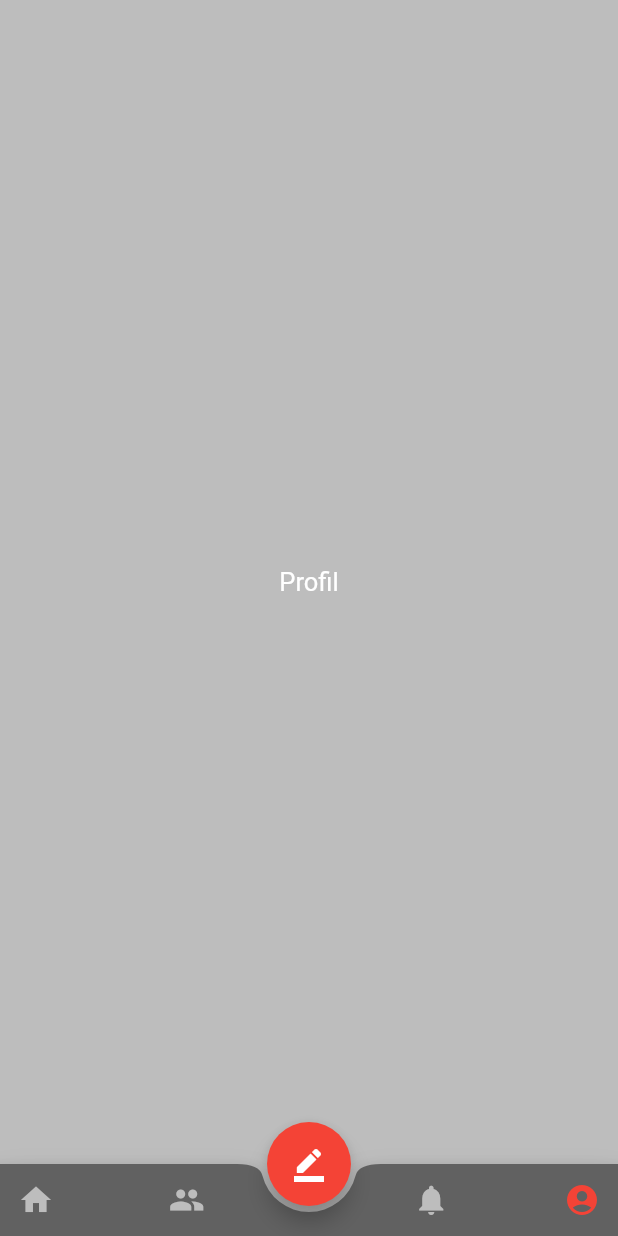
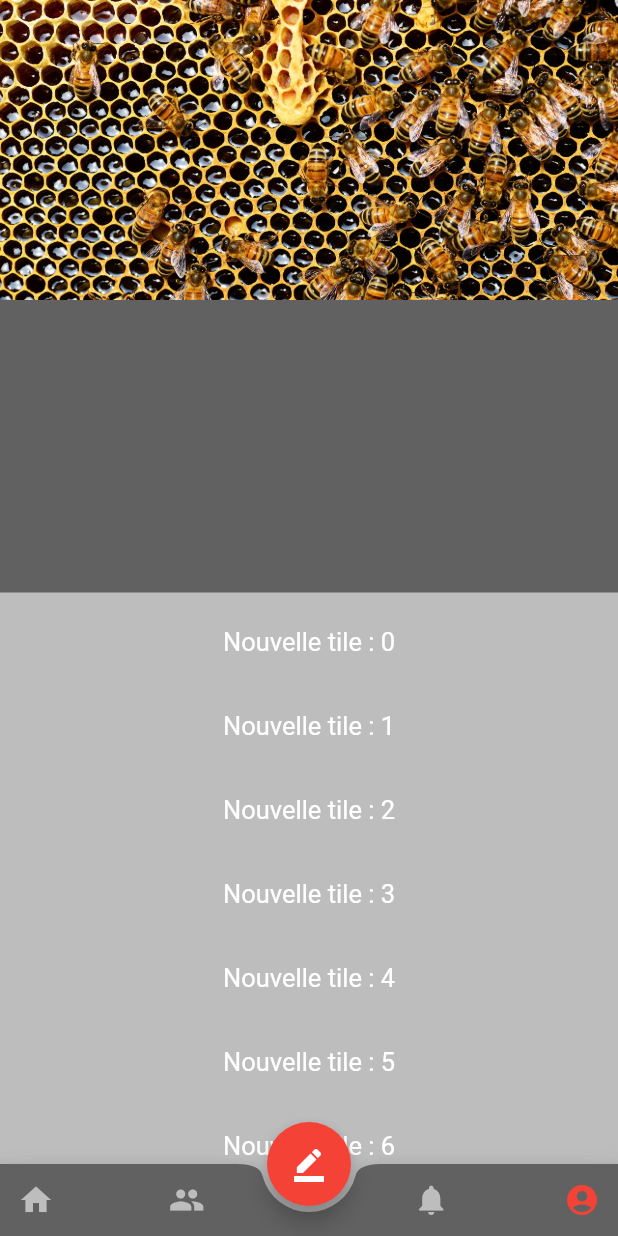
Before and after one commit to yourimukaz/FlutteSocial, a Flutter app: the screen it shows once a user with an empty profile is signed in, item 4 of the bottom bar chosen, on a phone screen of 412 x 824 dp. Run offline on Flutter 3.47's test engine with Material 2 defaults, Android fonts, the phone set to English and light mode, and no system bars; our stand-ins replace cloud_firestore, firebase_auth, firebase_core, firebase_storage, image_picker; accounts and stored records are empty.

Commit message:
sliver configuration

```diff
--- a/lib/controller/main_app_controller.dart
+++ b/lib/controller/main_app_controller.dart
@@ -103,7 +103,7 @@ class _MainAppControllerState extends State<MainAppController> {
       case 2:
         return NotifPage();
       default:
-        return ProfilPage();
+        return ProfilPage(me);
     }
   }
 }
--- a/lib/util/fire_helper.dart
+++ b/lib/util/fire_helper.dart
@@ -45,6 +45,10 @@ class FireHelper {
 
   final fire_user = data_instance.collection("users");
 
+  Stream<QuerySnapshot> postsFrom(String uid) {
+    return fire_user.doc(uid).collection("posts").snapshots();
+  }
+
   addUser(String uid, Map<String, dynamic> map) {
     fire_user.doc(uid).set(map);
   }
--- a/lib/view/pages/profil_page.dart
+++ b/lib/view/pages/profil_page.dart
@@ -1,16 +1,77 @@
+import 'package:cloud_firestore/cloud_firestore.dart';
 import 'package:flutter/material.dart';
+import 'package:fluttersocial/delegate/header_delegate.dart';
+import 'package:fluttersocial/models/user.dart';
+import 'package:fluttersocial/util/fire_helper.dart';
 import 'package:fluttersocial/view/my_material.dart';
 
 class ProfilPage extends StatefulWidget {
+  final User user;
+  ProfilPage(this.user);
+
   @override
   _ProfilPageState createState() => _ProfilPageState();
 }
 
 class _ProfilPageState extends State<ProfilPage> {
+  bool _isMe = false;
+  ScrollController _controller;
+  double expanded = 200.0;
+  bool get _showTile {
+    return _controller.hasClients &&
+        _controller.offset > expanded - kToolbarHeight;
+  }
+
+  @override
+  void initState() {
+    _isMe = (widget.user.uid == me.uid);
+    super.initState();
+    _controller = ScrollController();
+  }
+
+  @override
+  void dispose() {
+    _controller.dispose();
+    super.dispose();
+  }
+
   @override
   Widget build(BuildContext context) {
-    return Center(
-      child: MyText("Profil"),
-    );
+    return StreamBuilder<QuerySnapshot>(
+        stream: FireHelper().postsFrom(widget.user.uid),
+        builder: (BuildContext context, AsyncSnapshot<QuerySnapshot> snapshot) {
+          if (!snapshot.hasData) {
+            return LoadingCenter();
+          } else {
+            List<DocumentSnapshot> document = snapshot.data.docs;
+            return CustomScrollView(
+              controller: _controller,
+              slivers: [
+                SliverAppBar(
+                  pinned: true,
+                  expandedHeight: expanded,
+                  actions: [],
+                  flexibleSpace: FlexibleSpaceBar(
+                    title: MyText(widget.user.name),
+                    background: Container(
+                      decoration: BoxDecoration(
+                          image: DecorationImage(
+                              image: profileImage, fit: BoxFit.cover)),
+                    ),
+                  ),
+                ),
+                SliverPersistentHeader(
+                  pinned: true,
+                  delegate: MyHeader(
+                      user: widget.user, callback: null, scrolled: _showTile),
+                ),
+                SliverList(delegate:
+                    SliverChildBuilderDelegate((BuildContext context, index) {
+                  return ListTile(title: MyText("Nouvelle tile : $index"),);
+                }))
+              ],
+            );
+          }
+        });
   }
 }
```
Also changed, not shown: lib/delegate/header_delegate.dart (added, +37 -0 lines).
